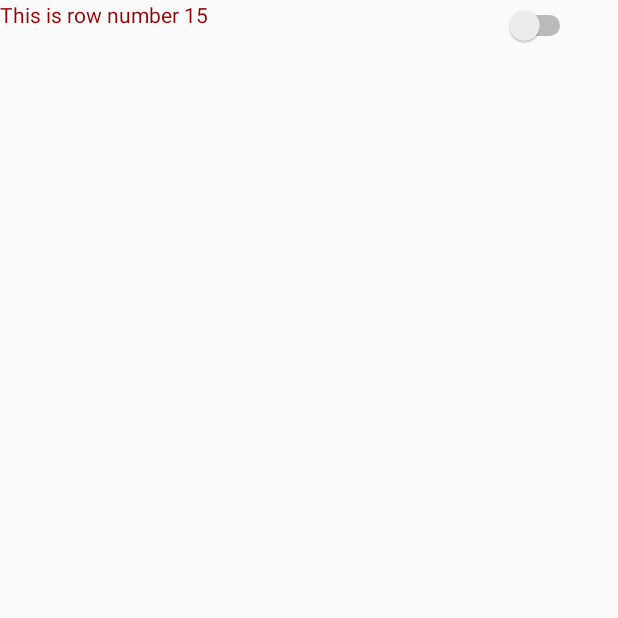
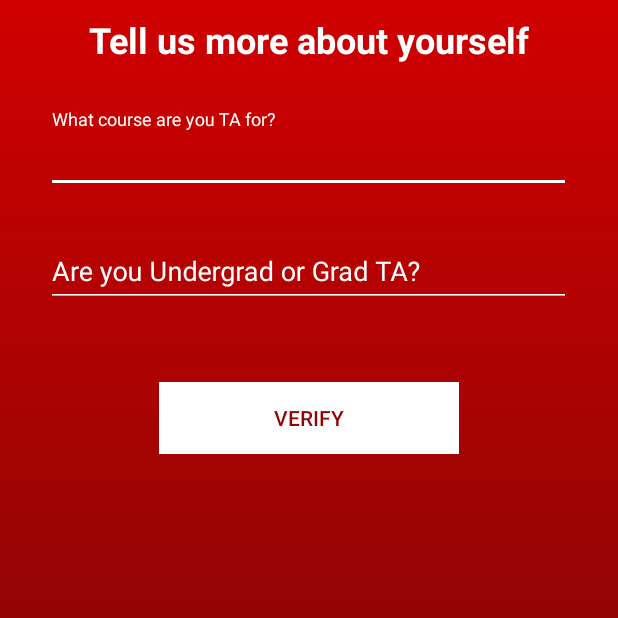
Before and after one commit to ayushm-agrawal/WIMTA, an Android app: the ActivityVerifyTA screen opened directly, with no data from a screen before it, on a phone screen of 412 x 824 dp, the top half of it. Run offline under Robolectric (Android 15) with nearby library versions, the light colour scheme and no system bars; our stand-ins replace Firebase (no records; nobody signed in at launch, a user with empty details on screens opened directly).

Commit message:
some changes (#11)

```diff
--- a/Android/app/src/main/res/layout/activity_create_basic_profile.xml
+++ b/Android/app/src/main/res/layout/activity_create_basic_profile.xml
@@ -58,6 +58,7 @@
                 android:layout_gravity="center_horizontal"
                 android:hint="@string/name"
                 android:inputType="text"
+                android:textColor="#fff"
                 android:textColorHint="#FFF"
                 android:focusedByDefault="true"
                 android:imeOptions="actionNext" />
--- a/Android/app/src/main/res/layout/activity_verify_ta.xml
+++ b/Android/app/src/main/res/layout/activity_verify_ta.xml
@@ -1,21 +1,87 @@
 <?xml version="1.0" encoding="utf-8"?>
+<android.support.design.widget.CoordinatorLayout
+    android:id="@+id/coordinatorLayout1"
+    xmlns:android="http://schemas.android.com/apk/res/android"
+    android:layout_width="match_parent"
+    android:layout_height="match_parent">
 <RelativeLayout xmlns:android="http://schemas.android.com/apk/res/android"
     android:layout_width="match_parent"
     android:layout_height="match_parent"
-    android:descendantFocusability="blocksDescendants">
-
+    android:background="@drawable/gradient">
 
     <TextView
-        android:id="@+id/list_item_text"
-        android:layout_width="326dp"
-        android:layout_height="33dp"
-        android:text="This is row number 15"
-        android:textColor="#940404"/>
+        android:layout_width="wrap_content"
+        android:layout_height="wrap_content"
+        android:id="@+id/headerText"
+        android:text="Tell us more about yourself"
+        android:textColor="#fff"
+        android:layout_centerHorizontal="true"
+        android:textStyle="bold"
+        android:layout_marginTop="10dp"
+        android:textSize="24sp"/>
 
-    <Switch
-        android:id="@+id/switch1"
-        android:layout_width="58dp"
-        android:layout_height="33dp"
-        android:layout_alignParentTop="true"
-        android:layout_toEndOf="@+id/list_item_text" />
+    <LinearLayout
+        android:layout_width="match_parent"
+        android:layout_height="wrap_content"
+        android:layout_below="@+id/headerText"
+        android:orientation="vertical"
+        android:layout_marginTop="30dp"
+        android:id="@+id/taForm">
+        <android.support.design.widget.TextInputLayout
+            android:id="@+id/course"
+            android:layout_width="wrap_content"
+            android:textColorHint="#fff"
+            android:layout_height="wrap_content"
+            android:layout_gravity="center_horizontal">
+
+            <android.support.design.widget.TextInputEditText
+                android:layout_width="350dp"
+                android:layout_height="wrap_content"
+                android:layout_gravity="center_horizontal"
+                android:focusedByDefault="true"
+                android:hint="What course are you TA for?"
+                android:drawablePadding="10dp"
+                android:textColorHint="#fff"
+                android:imeOptions="actionNext"
+                android:textColorHighlight="#fff"
+                android:textColor="#fff"
+                android:inputType="text" />
+        </android.support.design.widget.TextInputLayout>
+
+        <android.support.design.widget.TextInputLayout
+            android:id="@+id/taType"
+            android:layout_width="wrap_content"
+            android:textColorHint="#fff"
+            android:layout_height="wrap_content"
+            android:layout_marginTop="20dp"
+            android:layout_gravity="center_horizontal">
+
+            <android.support.design.widget.TextInputEditText
+                android:layout_width="350dp"
+                android:layout_height="wrap_content"
+                android:layout_gravity="center_horizontal"
+                android:hint="Are you Undergrad or Grad TA?"
+                android:drawablePadding="10dp"
+                android:textColorHint="#fff"
+                android:imeOptions="actionNext"
+                android:textColorHighlight="#fff"
+                android:textColor="#fff"
+                android:inputType="text" />
+        </android.support.design.widget.TextInputLayout>
+    </LinearLayout>
+    <LinearLayout
+        android:layout_width="wrap_content"
+        android:layout_height="wrap_content"
+        android:layout_below="@+id/taForm"
+        android:layout_marginTop="50dp"
+        android:layout_centerHorizontal="true">
+        <Button
+            android:layout_width="200dp"
+            android:layout_height="wrap_content"
+            android:background="#fff"
+            android:id="@+id/verifyButton"
+            android:textColor="@color/colorPrimaryDark"
+            android:text="Verify" />
+    </LinearLayout>
 </RelativeLayout>
+</android.support.design.widget.CoordinatorLayout>
--- a/Android/app/src/main/res/layout/activity_welcome.xml
+++ b/Android/app/src/main/res/layout/activity_welcome.xml
@@ -15,6 +15,7 @@
         <android.support.design.widget.TextInputLayout
             android:id="@+id/emailLogin"
             android:layout_width="wrap_content"
+            android:textColorHint="#fff"
             android:layout_height="wrap_content"
             android:layout_gravity="center_horizontal">
 
@@ -38,6 +39,7 @@
             android:layout_width="wrap_content"
             android:layout_height="wrap_content"
             android:layout_gravity="center_horizontal"
+            android:textColorHint="#fff"
             android:layout_marginTop="20dp">
 
             <android.support.design.widget.TextInputEditText
--- a/Android/app/src/main/res/values/strings.xml
+++ b/Android/app/src/main/res/values/strings.xml
@@ -1,5 +1,5 @@
 <resources>
-    <string name="app_name">WIMTA</string>
+    <string name="app_name">Wimta</string>
     <string name="name">Name</string>
     <string name="username">Username</string>
     <string name="change_profile_photo">Upload Profile Photo</string>
```
Also changed, not shown: Android/app/src/main/java/com/manali/wimta/ActivityCreateBasicProfile.java (+2 -6 lines), Android/app/src/main/java/com/manali/wimta/ActivityVerifyTA.java (+52 -0 lines), Android/app/src/main/java/com/manali/wimta/MainActivity.java (+8 -2 lines), Android/app/src/main/res/layout/activity_register.xml (+57 -39 lines), 8 other files.
